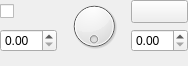
Above: libs/widgets/KoShadowConfigWidget.ui from KDE/calligra before the change. Below: the same form after it.
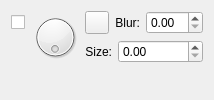
That is the form after the change. Custom widgets are drawn as their Qt base class.

Commit message: Improve the usability of our new option widgets

```diff
--- a/libs/widgets/KoShadowConfigWidget.ui
+++ b/libs/widgets/KoShadowConfigWidget.ui
@@ -2,42 +2,21 @@
 <ui version="4.0">
  <class>KoShadowConfigWidget</class>
  <widget class="QWidget" name="KoShadowConfigWidget">
-  <property name="geometry">
-   <rect>
-    <x>0</x>
-    <y>0</y>
-    <width>188</width>
-    <height>66</height>
-   </rect>
+  <property name="sizePolicy">
+   <sizepolicy hsizetype="Preferred" vsizetype="Preferred">
+    <horstretch>0</horstretch>
+    <verstretch>0</verstretch>
+   </sizepolicy>
   </property>
-  <layout class="QGridLayout" name="gridLayout_2">
-   <property name="margin">
-    <number>0</number>
-   </property>
-   <item row="3" column="0">
+  <layout class="QGridLayout" name="gridLayout_3" columnstretch="0,0,1">
+   <item row="0" column="0">
     <widget class="QCheckBox" name="shadowVisible">
      <property name="text">
       <string/>
      </property>
     </widget>
    </item>
-   <item row="4" column="2">
-    <widget class="KoUnitDoubleSpinBox" name="shadowBlur"/>
-   </item>
-   <item row="4" column="0">
-    <widget class="KoUnitDoubleSpinBox" name="shadowOffset"/>
-   </item>
-   <item row="3" column="2">
-    <widget class="QToolButton" name="shadowColor">
-     <property name="sizePolicy">
-      <sizepolicy hsizetype="Preferred" vsizetype="Fixed">
-       <horstretch>0</horstretch>
-       <verstretch>0</verstretch>
-      </sizepolicy>
-     </property>
-    </widget>
-   </item>
-   <item row="3" column="1" rowspan="2">
+   <item row="0" column="1" rowspan="2">
     <widget class="QDial" name="shadowAngle">
      <property name="sizePolicy">
       <sizepolicy hsizetype="Preferred" vsizetype="Preferred">
@@ -45,6 +24,12 @@
        <verstretch>0</verstretch>
       </sizepolicy>
      </property>
+     <property name="maximumSize">
+      <size>
+       <width>48</width>
+       <height>48</height>
+      </size>
+     </property>
      <property name="maximum">
       <number>359</number>
      </property>
@@ -54,12 +39,53 @@
      <property name="notchTarget">
       <double>3.700000000000000</double>
      </property>
-     <property name="notchesVisible">
-      <bool>false</bool>
-     </property>
     </widget>
    </item>
-   <item row="5" column="1">
+   <item row="0" column="2">
+    <layout class="QGridLayout" name="gridLayout_2" columnstretch="0,0,1">
+     <item row="0" column="0">
+      <widget class="QToolButton" name="shadowColor">
+       <property name="sizePolicy">
+        <sizepolicy hsizetype="Preferred" vsizetype="Fixed">
+         <horstretch>0</horstretch>
+         <verstretch>0</verstretch>
+        </sizepolicy>
+       </property>
+      </widget>
+     </item>
+     <item row="0" column="1">
+      <widget class="QLabel" name="label_2">
+       <property name="text">
+        <string>Blur:</string>
+       </property>
+       <property name="alignment">
+        <set>Qt::AlignRight|Qt::AlignTrailing|Qt::AlignVCenter</set>
+       </property>
+      </widget>
+     </item>
+     <item row="0" column="2">
+      <widget class="KoUnitDoubleSpinBox" name="shadowBlur"/>
+     </item>
+    </layout>
+   </item>
+   <item row="1" column="2">
+    <layout class="QGridLayout" name="gridLayout" columnstretch="0,1">
+     <item row="0" column="0">
+      <widget class="QLabel" name="label">
+       <property name="text">
+        <string>Size:</string>
+       </property>
+       <property name="alignment">
+        <set>Qt::AlignRight|Qt::AlignTrailing|Qt::AlignVCenter</set>
+       </property>
+      </widget>
+     </item>
+     <item row="0" column="1">
+      <widget class="KoUnitDoubleSpinBox" name="shadowOffset"/>
+     </item>
+    </layout>
+   </item>
+   <item row="2" column="1">
     <widget class="QWidget" name="SpecialSpacer" native="true">
      <property name="sizePolicy">
       <sizepolicy hsizetype="Preferred" vsizetype="Expanding">
```
The commit also changes 1 other file.
